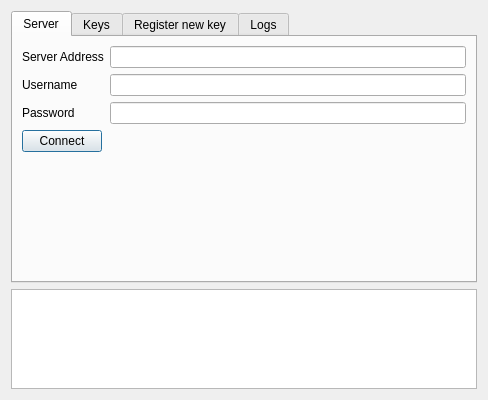
First picture: the form in serveradmin/mainwindow.ui, repository tbikfalvi/Belenus, before the edit.
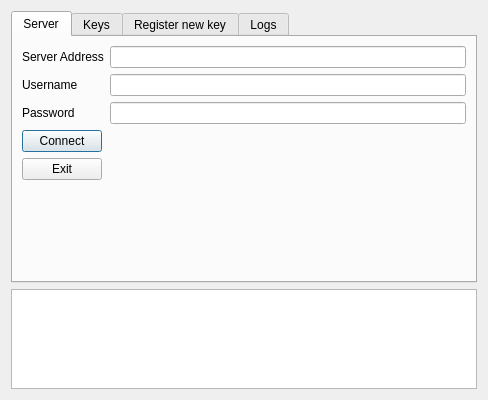
Second picture: the form after the edit. The open tabs and pages were chosen to show the change.

Commit message: Ikon, kilepes gomb a SzerverAdmin programhoz

The edit to the form file:
```diff
--- a/serveradmin/mainwindow.ui
+++ b/serveradmin/mainwindow.ui
@@ -99,6 +99,19 @@
          </property>
         </widget>
        </item>
+       <item row="4" column="0">
+        <widget class="QPushButton" name="pbExit">
+         <property name="text">
+          <string>Exit</string>
+         </property>
+         <property name="iconSize">
+          <size>
+           <width>20</width>
+           <height>20</height>
+          </size>
+         </property>
+        </widget>
+       </item>
       </layout>
      </widget>
      <widget class="QWidget" name="tKeys">
```
Left out of the diff: 2 changed lines with no effect on the pictures. The commit also changes 2 other files.
